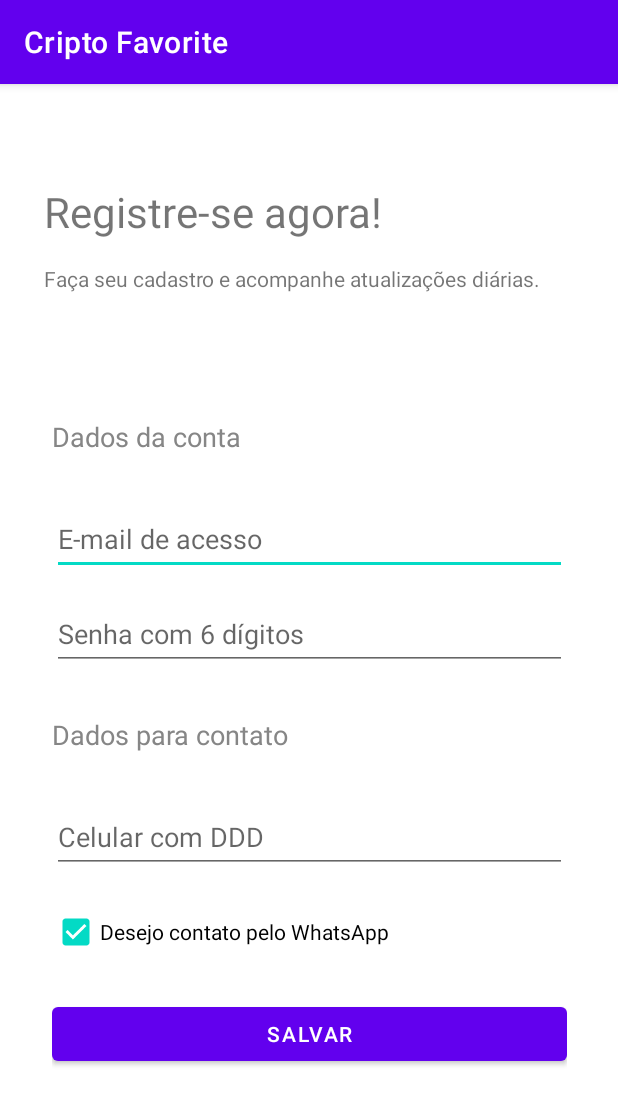
After one commit to thanwill/cripto-favorite, an Android app: the CadastroActivity screen opened directly, with no data from a screen before it, on a phone screen of 412 x 824 dp. The commit adds this screen. Shown: the top 1105 px of the screen. Run offline under Robolectric (Android 15) with nearby library versions, the phone set to English and light mode, and no system bars.

Commit message:
Cria a tela de cadastro em uma nova CadastroActivity

```diff
--- a/app/build.gradle.kts
+++ b/app/build.gradle.kts
@@ -52,6 +52,7 @@ dependencies {
     implementation("androidx.navigation:navigation-ui-ktx:2.7.4")
     implementation("com.google.firebase:firebase-firestore:24.9.1")
     implementation("androidx.annotation:annotation:1.7.0")
+    implementation("androidx.legacy:legacy-support-v4:1.0.0")
     testImplementation("junit:junit:4.13.2")
     androidTestImplementation("androidx.test.ext:junit:1.1.5")
     androidTestImplementation("androidx.test.espresso:espresso-core:3.5.1")
--- /dev/null
+++ b/app/src/main/java/com/app/criptofavorite/view/CadastroActivity.kt
@@ -0,0 +1,12 @@
+package com.app.criptofavorite.view
+
+import androidx.appcompat.app.AppCompatActivity
+import android.os.Bundle
+import com.app.criptofavorite.R
+
+class CadastroActivity : AppCompatActivity() {
+    override fun onCreate(savedInstanceState: Bundle?) {
+        super.onCreate(savedInstanceState)
+        setContentView(R.layout.activity_cadastro)
+    }
+}
--- /dev/null
+++ b/app/src/main/res/layout/activity_cadastro.xml
@@ -0,0 +1,112 @@
+<?xml version="1.0" encoding="utf-8"?>
+<androidx.constraintlayout.widget.ConstraintLayout xmlns:android="http://schemas.android.com/apk/res/android"
+    xmlns:app="http://schemas.android.com/apk/res-auto"
+    xmlns:tools="http://schemas.android.com/tools"
+    android:layout_width="match_parent"
+    android:layout_height="match_parent"
+    tools:context=".view.CadastroActivity">
+
+    <TextView
+        android:id="@+id/textView"
+        android:layout_width="wrap_content"
+        android:layout_height="wrap_content"
+        android:text="Registre-se agora!"
+        android:textSize="28sp"
+        app:layout_constraintBottom_toBottomOf="parent"
+        app:layout_constraintEnd_toEndOf="parent"
+        app:layout_constraintHorizontal_bias="0.156"
+        app:layout_constraintStart_toStartOf="parent"
+        app:layout_constraintTop_toTopOf="parent"
+        app:layout_constraintVertical_bias="0.09" />
+
+    <TextView
+        android:id="@+id/textView2"
+        android:layout_width="343dp"
+        android:layout_height="45dp"
+        android:layout_marginTop="16dp"
+        android:text="Faça seu cadastro e acompanhe atualizações diárias."
+        app:layout_constraintEnd_toEndOf="parent"
+        app:layout_constraintHorizontal_bias="0.0"
+        app:layout_constraintStart_toStartOf="@+id/textView"
+        app:layout_constraintTop_toBottomOf="@+id/textView" />
+
+    <LinearLayout
+        android:id="@+id/linearLayout2"
+        android:layout_width="343dp"
+        android:layout_height="511dp"
+        android:layout_marginStart="34dp"
+        android:layout_marginTop="24dp"
+        android:layout_marginEnd="34dp"
+        android:layout_marginBottom="32dp"
+        android:orientation="vertical"
+        app:layout_constraintBottom_toBottomOf="parent"
+        app:layout_constraintEnd_toEndOf="parent"
+        app:layout_constraintStart_toStartOf="parent"
+        app:layout_constraintTop_toBottomOf="@+id/textView2">
+
+        <TextView
+            android:id="@+id/textView4"
+            android:layout_width="match_parent"
+            android:layout_height="wrap_content"
+            android:layout_marginTop="15dp"
+            android:layout_marginBottom="32dp"
+            android:text="Dados da conta"
+            android:textColor="#868686"
+            android:textSize="18dp" />
+
+        <EditText
+            android:id="@+id/editTextTextEmailAddress"
+            android:layout_width="match_parent"
+            android:layout_height="wrap_content"
+            android:layout_marginBottom="15dp"
+            android:ems="10"
+            android:minHeight="48dp"
+            android:hint="E-mail de acesso"
+            android:inputType="textEmailAddress" />
+
+        <EditText
+            android:id="@+id/editTextNumberPassword"
+            android:layout_width="match_parent"
+            android:layout_height="wrap_content"
+            android:layout_marginBottom="15dp"
+            android:ems="10"
+            android:hint="Senha com 6 dígitos"
+            android:minHeight="48dp"
+            android:inputType="numberPassword" />
+
+        <TextView
+            android:id="@+id/textView3"
+            android:layout_width="match_parent"
+            android:layout_height="wrap_content"
+            android:layout_marginTop="15dp"
+            android:layout_marginBottom="32dp"
+            android:text="Dados para contato"
+            android:textColor="#868686"
+            android:textSize="18dp" />
+
+        <EditText
+            android:id="@+id/editTextPhone"
+            android:layout_width="match_parent"
+            android:layout_height="wrap_content"
+            android:layout_marginBottom="15dp"
+            android:ems="10"
+            android:hint="Celular com DDD"
+            android:minHeight="48dp"
+            android:inputType="phone" />
+
+        <CheckBox
+            android:id="@+id/checkBox"
+            android:checked="true"
+            android:layout_width="match_parent"
+            android:layout_height="wrap_content"
+            android:text="Desejo contato pelo WhatsApp" />
+
+        <Button
+            android:id="@+id/salvar"
+            android:layout_width="match_parent"
+            android:layout_height="wrap_content"
+            android:layout_marginTop="20dp"
+            android:text="salvar" />
+    </LinearLayout>
+
+</androidx.constraintlayout.widget.ConstraintLayout>
--- a/app/src/main/res/layout/fragment_home.xml
+++ b/app/src/main/res/layout/fragment_home.xml
@@ -29,7 +29,11 @@
         android:layout_marginBottom="56dp"
         app:layout_constraintBottom_toBottomOf="parent"
         app:layout_constraintEnd_toEndOf="parent"
-        app:layout_constraintStart_toStartOf="parent" />
+        app:layout_constraintStart_toStartOf="parent" >
+
+
+
+    </androidx.recyclerview.widget.RecyclerView>
 
 
 
```
Also changed, not shown: app/src/main/AndroidManifest.xml (+7 -6 lines), app/src/main/java/com/app/criptofavorite/view/LoginActivity.kt (+3 -21 lines), app/src/main/java/com/app/criptofavorite/view/ui/cadastro/CadastroFragment.kt (added, +32 -0 lines), app/src/main/java/com/app/criptofavorite/view/ui/cadastro/CadastroViewModel.kt (added, +7 -0 lines), app/src/main/res/layout/activity_login.xml (+16 -1 lines), app/src/main/res/layout/fragment_cadastro.xml (added, +102 -0 lines).
